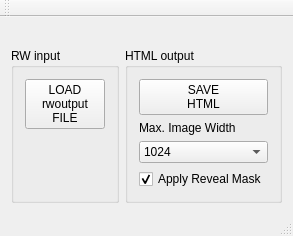
farling42/RWoutput, file mainwindow.ui: the form before one commit.
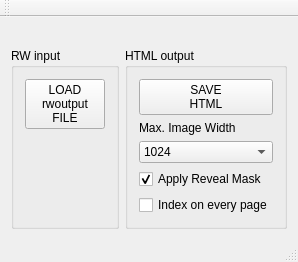
The form after the commit.

Commit message: Provide option to have a navigation pane on every topic page. Sort topics alphabetically in the list. Add a minimal JS file to hold any common javascript functions.

```diff
--- a/mainwindow.ui
+++ b/mainwindow.ui
@@ -6,8 +6,8 @@
    <rect>
     <x>0</x>
     <y>0</y>
-    <width>252</width>
-    <height>231</height>
+    <width>263</width>
+    <height>254</height>
    </rect>
   </property>
   <property name="windowTitle">
@@ -132,6 +132,13 @@
             </property>
            </widget>
           </item>
+          <item>
+           <widget class="QCheckBox" name="indexOnEveryPage">
+            <property name="text">
+             <string>Index on every page</string>
+            </property>
+           </widget>
+          </item>
           <item>
            <spacer name="verticalSpacer_3">
             <property name="orientation">
```
Left out of the diff: 2 changed lines with no effect on the pictures. The commit also changes 7 other files.
